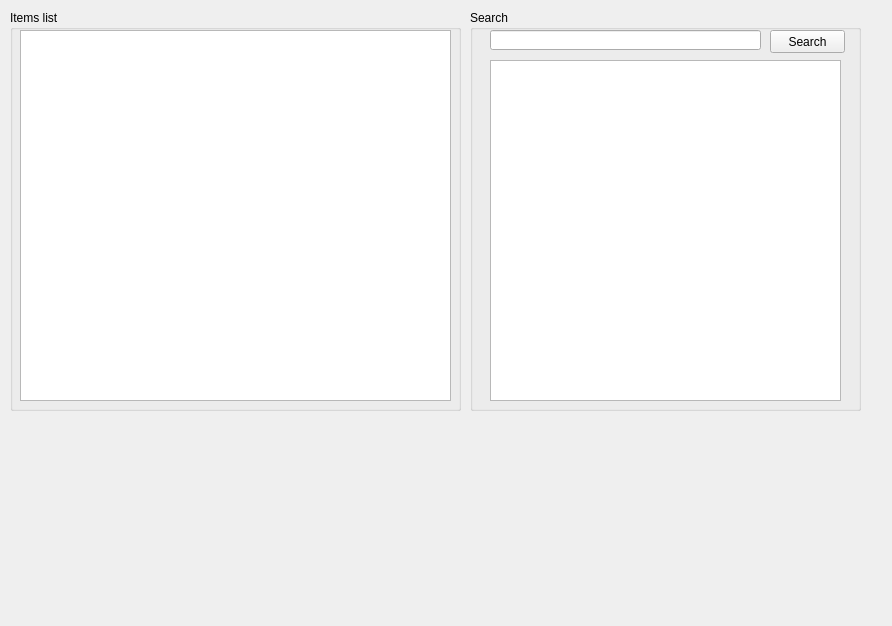
The window that core/mainwindow.ui (JohnMiz/TvTracker) describes before a commit, drawn with Qt 5.
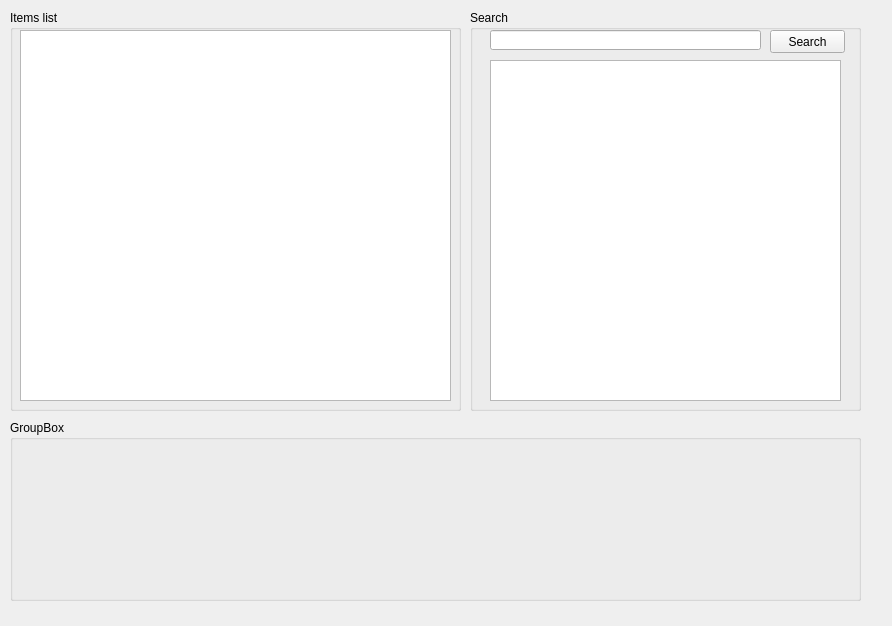
The same window after the commit.

```diff
--- a/core/mainwindow.ui
+++ b/core/mainwindow.ui
@@ -132,6 +132,19 @@
      </property>
     </widget>
    </widget>
+   <widget class="QGroupBox" name="groupBox_2">
+    <property name="geometry">
+     <rect>
+      <x>10</x>
+      <y>420</y>
+      <width>851</width>
+      <height>181</height>
+     </rect>
+    </property>
+    <property name="title">
+     <string>GroupBox</string>
+    </property>
+   </widget>
   </widget>
  </widget>
  <layoutdefault spacing="6" margin="11"/>
```
